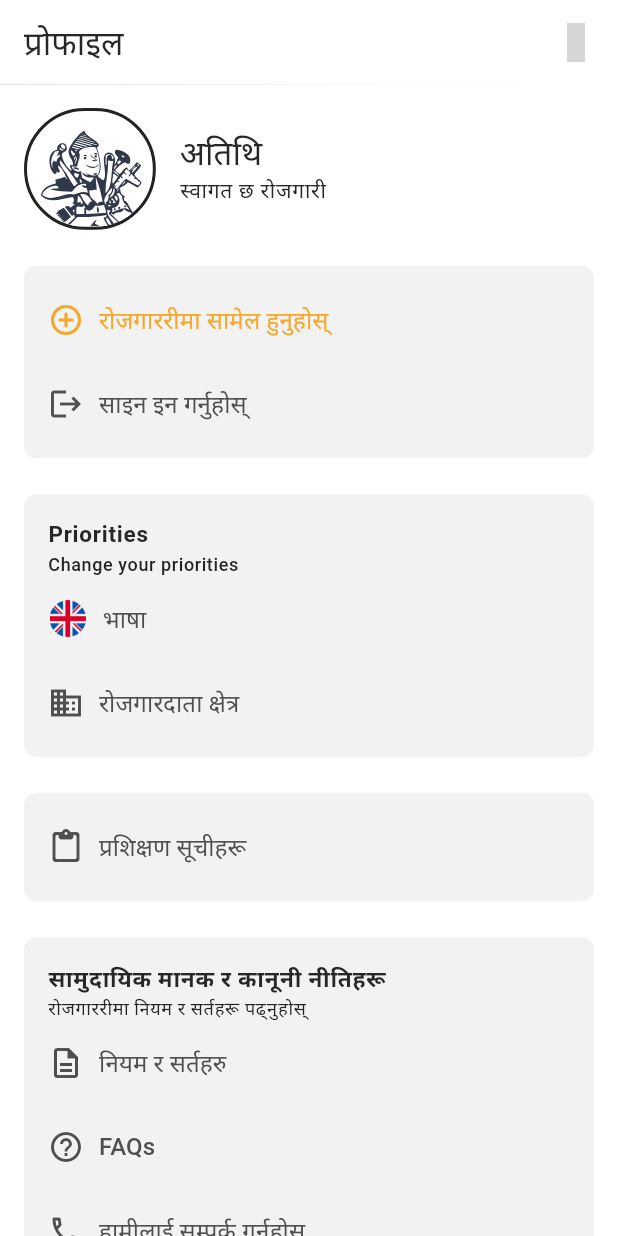
After one commit to irajkumarr/job-seeker-application, a Flutter app: the ProfileScreen screen opened directly, on a phone screen of 412 x 824 dp. The commit adds this screen. Run offline on Flutter 3.47's test engine with Material 3 defaults, Android fonts, the phone set to English and light mode, and no system bars; our stand-ins replace cached_network_image, connectivity_plus, firebase_core, firebase_messaging, flutter_cache_manager, flutter_local_notifications and 10 more; missing offline and left inert: app_settings; accounts and stored records are empty; generated files the repository leaves out were written again; network calls fail; project files that could hold a hidden picture were left out; key blocks and very long unbroken strings in the code were emptied for the run; grey boxes are pictures that could not be loaded.

Commit message:
profile screen done when not logged in

```diff
--- a/frontend/lib/features/dashboard/widgets/login_redirect.dart
+++ b/frontend/lib/features/dashboard/widgets/login_redirect.dart
@@ -9,7 +9,8 @@ import 'package:frontend/l10n/l10n.dart';
 
 class LoginRedirect extends StatelessWidget {
   const LoginRedirect({
-    super.key, required this.isMatchedJobs,
+    super.key,
+    required this.isMatchedJobs,
   });
   final bool isMatchedJobs;
 
@@ -20,7 +21,7 @@ class LoginRedirect extends StatelessWidget {
       appBar: PreferredSize(
         preferredSize: Size.fromHeight(KDeviceUtils.getAppBarHeight()),
         child: StatusAndSavedJobsAppbar(
-          appbarText:isMatchedJobs? l10n.saved_jobs:l10n.my_status,
+          appbarText: isMatchedJobs ? l10n.saved_jobs : l10n.my_status,
         ),
       ),
       body: Padding(
@@ -33,7 +34,7 @@ class LoginRedirect extends StatelessWidget {
             crossAxisAlignment: CrossAxisAlignment.center,
             mainAxisAlignment: MainAxisAlignment.center,
             children: [
-              SvgPicture.asset("assets/images/content/rojgari_logo_single.svg"),
+              SvgPicture.asset("assets/images/content/rojgari_icon.svg"),
               SizedBox(height: KSizes.md),
               Column(
                 children: [
--- /dev/null
+++ b/frontend/lib/features/personalization/screens/profile/profile.dart
@@ -0,0 +1,264 @@
+import 'package:flutter/material.dart';
+import 'package:flutter_screenutil/flutter_screenutil.dart';
+import 'package:flutter_svg/svg.dart';
+import 'package:frontend/common/widgets/texts/section_row_title_text.dart';
+import 'package:frontend/core/utils/constants/colors.dart';
+import 'package:frontend/core/utils/constants/image_strings.dart';
+import 'package:frontend/core/utils/constants/sizes.dart';
+import 'package:frontend/core/utils/device/device_utility.dart';
+import 'package:frontend/features/personalization/screens/profile/widgets/profile_appbar.dart';
+import 'package:frontend/l10n/l10n.dart';
+import 'package:frontend/l10n/language_provider.dart';
+import 'package:iconsax/iconsax.dart';
+import 'package:provider/provider.dart';
+
+class ProfileScreen extends StatelessWidget {
+  const ProfileScreen({super.key});
+
+  @override
+  Widget build(BuildContext context) {
+    final l10n = AppLocalizations.of(context)!;
+
+    return Scaffold(
+      appBar: PreferredSize(
+        preferredSize: Size.fromHeight(KDeviceUtils.getAppBarHeight()),
+        child: ProfileAppbar(),
+      ),
+      body: SingleChildScrollView(
+        child: Padding(
+          padding:
+              EdgeInsets.symmetric(horizontal: KSizes.md, vertical: KSizes.md),
+          child: Column(
+            children: [
+              //profile header
+              ProfileHeader(),
+
+              SizedBox(height: KSizes.defaultSpace),
+              //sign in and sign up option
+
+              Container(
+                padding: EdgeInsets.symmetric(vertical: KSizes.sm),
+                decoration: BoxDecoration(
+                  borderRadius: BorderRadius.circular(KSizes.sm),
+                  color: KColors.primaryContainer,
+                ),
+                child: Column(
+                  children: [
+                    SettingsTile(
+                      text: "${l10n.join_rojgari}",
+                      iconColor: KColors.primary,
+                      textColor: KColors.primary,
+                      icon: Icons.add_circle_outline_rounded,
+                      onTap: () {},
+                    ),
+                    SettingsTile(
+                      text: "${l10n.sign_in}",
+                      icon: Icons.logout,
+                      onTap: () {},
+                    ),
+                  ],
+                ),
+              ),
+
+              SizedBox(height: KSizes.defaultSpace),
+
+              //priorities section (language and employer zone)
+              Container(
+                padding: EdgeInsets.symmetric(vertical: KSizes.sm).copyWith(
+                  top: KSizes.md,
+                ),
+                decoration: BoxDecoration(
+                  borderRadius: BorderRadius.circular(KSizes.sm),
+                  color: KColors.primaryContainer,
+                ),
+                child: Column(
+                  crossAxisAlignment: CrossAxisAlignment.start,
+                  children: [
+                    SectionRowTitleText(
+                        title: "Priorities",
+                        subTitle: "Change your priorities",
+                        isViewAll: false),
+                    Consumer<LanguageProvider>(
+                        builder: (context, languageProvider, child) {
+                      final flagImage =
+                          languageProvider.locale.languageCode == 'ne'
+                              ? KImages.flagUk
+                              : KImages.flagNepal;
+                      return SettingsTile(
+                        text: "${l10n.language}",
+                        isIconImage: true,
+                        iconImage: flagImage,
+                        icon: Icons.language_outlined,
+                        onTap: () {},
+                      );
+                    }),
+                    SettingsTile(
+                      text: "${l10n.employer_zone}",
+                      icon: Icons.business_outlined,
+                      onTap: () {},
+                    ),
+                  ],
+                ),
+              ),
+
+              SizedBox(height: KSizes.defaultSpace),
+              //training section lists
+              Container(
+                padding: EdgeInsets.symmetric(vertical: KSizes.sm),
+                decoration: BoxDecoration(
+                  borderRadius: BorderRadius.circular(KSizes.sm),
+                  color: KColors.primaryContainer,
+                ),
+                child: Column(
+                  children: [
+                    SettingsTile(
+                      text: "${l10n.training_lists}",
+                      icon: Icons.content_paste_rounded,
+                      onTap: () {},
+                    ),
+                  ],
+                ),
+              ),
+
+              SizedBox(height: KSizes.defaultSpace),
+
+              //legal policies section
+              Container(
+                padding: EdgeInsets.symmetric(vertical: KSizes.sm).copyWith(
+                  top: KSizes.md,
+                ),
+                decoration: BoxDecoration(
+                  borderRadius: BorderRadius.circular(KSizes.sm),
+                  color: KColors.primaryContainer,
+                ),
+                child: Column(
+                  crossAxisAlignment: CrossAxisAlignment.start,
+                  children: [
+                    SectionRowTitleText(
+                      title: "${l10n.community_standards_legal_policies}",
+                      subTitle: "${l10n.read_terms_and_conditions}",
+                      isViewAll: false,
+                    ),
+                    SettingsTile(
+                      text: "${l10n.terms_conditions}",
+                      icon: Icons.description_outlined,
+                      onTap: () {},
+                    ),
+                    SettingsTile(
+                      text: "FAQs",
+                      icon: Icons.help_outline,
+                      onTap: () {},
+                    ),
+                    SettingsTile(
+                      text: "${l10n.contact_us}",
+                      icon: Icons.phone_outlined,
+                      onTap: () {},
+                    ),
+                  ],
+                ),
+              ),
+
+              SizedBox(height: KSizes.defaultSpace),
+            ],
+          ),
+        ),
+      ),
+    );
+  }
+}
+
+class SettingsTile extends StatelessWidget {
+  const SettingsTile({
+    super.key,
+    required this.text,
+    required this.onTap,
+    this.iconColor = KColors.darkerGrey,
+    this.textColor = KColors.darkerGrey,
+    required this.icon,
+    this.isIconImage = false,
+    this.iconImage,
+  });
+  final String text;
+  final VoidCallback onTap;
+  final Color iconColor;
+  final Color textColor;
+  final IconData icon;
+  final bool isIconImage;
+  final String? iconImage;
+
+  @override
+  Widget build(BuildContext context) {
+    return ListTile(
+      onTap: onTap,
+      horizontalTitleGap: 10,
+      leading: isIconImage
+          ? Image.asset(
+              iconImage!,
+              width: 24.w,
+              height: 24.h,
+            )
+          : Icon(
+              icon,
+              color: iconColor,
+            ),
+      title: Text(
+        text,
+        style: Theme.of(context).textTheme.titleSmall!.copyWith(
+              fontWeight: FontWeight.w500,
+              color: textColor,
+            ),
+      ),
+    );
+  }
+}
+
+class ProfileHeader extends StatelessWidget {
+  const ProfileHeader({
+    super.key,
+  });
+
+  @override
+  Widget build(BuildContext context) {
+    final l10n = AppLocalizations.of(context)!;
+    return Row(
+      children: [
+        //icon
+        Container(
+          width: 80.w,
+          height: 80.h,
+          decoration: BoxDecoration(
+            border: Border.all(
+              color: KColors.black,
+              width: 2,
+            ),
+            borderRadius: BorderRadius.circular(100),
+          ),
+          child: ClipRRect(
+            borderRadius: BorderRadius.circular(100),
+            child: SvgPicture.asset(
+              "assets/images/content/rojgari_icon.svg",
+              fit: BoxFit.contain,
+            ),
+          ),
+        ),
+        SizedBox(width: KSizes.md),
+        //text
+        Column(
+          crossAxisAlignment: CrossAxisAlignment.start,
+          children: [
+            Text(
+              "${l10n.guest}",
+              style: Theme.of(context).textTheme.headlineSmall!.copyWith(
+                    fontSize: 22,
+                  ),
+            ),
+            Text(
+              "${l10n.welcome_to} ${l10n.your_business_name}",
+              style: Theme.of(context).textTheme.bodyLarge,
+            ),
+          ],
+        )
+      ],
+    );
+  }
+}
--- /dev/null
+++ b/frontend/lib/features/personalization/screens/profile/widgets/profile_appbar.dart
@@ -0,0 +1,36 @@
+
+import 'package:flutter/material.dart';
+import 'package:frontend/core/utils/constants/sizes.dart';
+import 'package:frontend/l10n/l10n.dart';
+import 'package:iconsax/iconsax.dart';
+
+class ProfileAppbar extends StatelessWidget {
+  const ProfileAppbar({
+    super.key,
+  });
+
+  @override
+  Widget build(BuildContext context) {
+    final l10n = AppLocalizations.of(context)!;
+    return Material(
+      elevation: 0.2,
+      child: AppBar(
+        title: Text(
+          "${l10n.profile}",
+          style: Theme.of(context).textTheme.headlineSmall!.copyWith(
+                fontSize: 22,
+              ),
+        ),
+        actions: [
+          IconButton(
+            onPressed: () {},
+            icon: Icon(
+              Iconsax.buildings,
+            ),
+          ),
+          SizedBox(width: KSizes.xs),
+        ],
+      ),
+    );
+  }
+}
--- a/frontend/lib/l10n/app_en.arb
+++ b/frontend/lib/l10n/app_en.arb
@@ -1,5 +1,5 @@
 {
-  "your_business_name": "Chulesi",
+  "your_business_name": "Rojgari",
   "connection_to_api_server_failed": "Connection to API server failed due to internet connection",
   "select_language": "Select Language",
   "save": "Save",
@@ -23,11 +23,19 @@
   "ne": "ne",
   "lang": "EN",
   "my_status": "My Status",
+  "employer_zone": "Employer Zone",
+  "training_lists": "Training Lists",
+  "contact_us": "Contact Us",
+  "priorities": "Priorities",
+  "change_your_priorities": "Change your priorities",
+  "read_terms_and_conditions": "Read the terms and conditions on Rojgari",
+  "community_standards_legal_policies": "Community Standards and legal policies",
   "search_jobs": "Search jobs",
   "jobs": "Jobs",
   "job":"Job",
   "saved_jobs":"Saved Jobs",
   "join_rojgari_today":"Join Rojgari Today",
+  "join_rojgari":"Join Rojgari",
   "unlock_new_opportunities_on_rojgari":"Unlock new opportunities and find your dream job by joining the Rojgari platform today. Take a step toward a brighter future!",
   "expiry_date":"Expiry date",
   "quick_links": "Quick Links",
--- a/frontend/lib/l10n/app_ne.arb
+++ b/frontend/lib/l10n/app_ne.arb
@@ -1,5 +1,5 @@
 {
-  "your_business_name": "चुलेसी",
+  "your_business_name": "रोजगारी",
   "connection_to_api_server_failed": "एपीआई सर्भरमा जडान इन्टरनेट जडानको कारण असफल भयो",
   "select_language": "भाषा छनोट गर्नुहोस्",
   "save": "सुरक्षित गर्नुहोस्",
@@ -16,8 +16,16 @@
   "skip": "स्किप गर्नुहोस्",
   "next": "अर्को",
   "blogs": "ब्लगहरू",
+  "employer_zone": "रोजगारदाता क्षेत्र",
+  "training_lists": "प्रशिक्षण सूचीहरू",
+  "contact_us": "हामीलाई सम्पर्क गर्नुहोस्",
+  "priorities": "प्राथमिकताहरू",
+  "change_your_priorities": "आफ्नो प्राथमिकताहरू परिवर्तन गर्नुहोस्",
+  "community_standards_legal_policies": "सामुदायिक मानक र कानूनी नीतिहरू",
+  "read_terms_and_conditions": "रोजगाररीमा नियम र सर्तहरू पढ्नुहोस्",
   "expiry_date": "म्याद सकिने मिति",
   "join_rojgari_today":"आज रोजगाररीमा सामेल हुनुहोस्",
+  "join_rojgari":"रोजगाररीमा सामेल हुनुहोस्",
   "unlock_new_opportunities_on_rojgari":"नयाँ अवसरहरू अनलक गर्नुहोस् र आज रोजगारी प्लेटफर्ममा सामेल भएर आफ्नो सपनाको काम खोज्नुहोस्। उज्यालो भविष्य तिर एक कदम चाल्नुहोस्!",
   "check_out_our_new_blogs_post": "हाम्रो नयाँ ब्लग पोष्टहरू हेर्नुहोस् ।",
   "jobs": "काम",
--- a/frontend/lib/navigation_menu.dart
+++ b/frontend/lib/navigation_menu.dart
@@ -6,6 +6,7 @@ import 'package:frontend/core/utils/constants/image_strings.dart';
 import 'package:frontend/features/dashboard/screens/home/home.dart';
 import 'package:frontend/features/dashboard/screens/jobs/saved_jobs.dart';
 import 'package:frontend/features/dashboard/screens/status/status.dart';
+import 'package:frontend/features/personalization/screens/profile/profile.dart';
 import 'package:frontend/l10n/l10n.dart';
 import 'package:iconsax/iconsax.dart';
 import 'package:provider/provider.dart';
@@ -101,9 +102,7 @@ class NavigationProvider with ChangeNotifier {
     HomeScreen(),
     SavedJobsScreen(),
     StatusScreen(),
-    Container(
-      color: Colors.orange,
-    ),
+    ProfileScreen(),
   ];
   int selectedIndex = 0;
   void onTap(index) {
```
